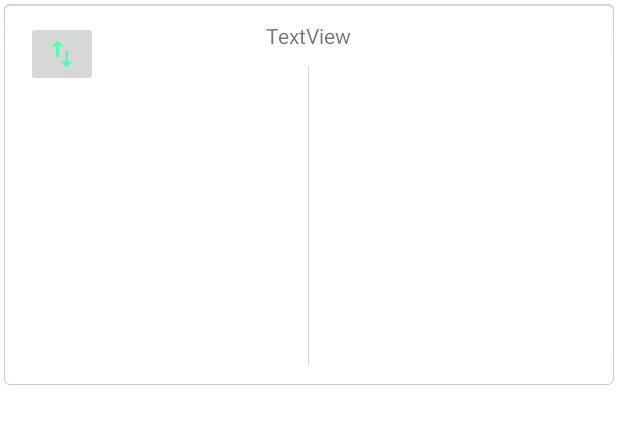
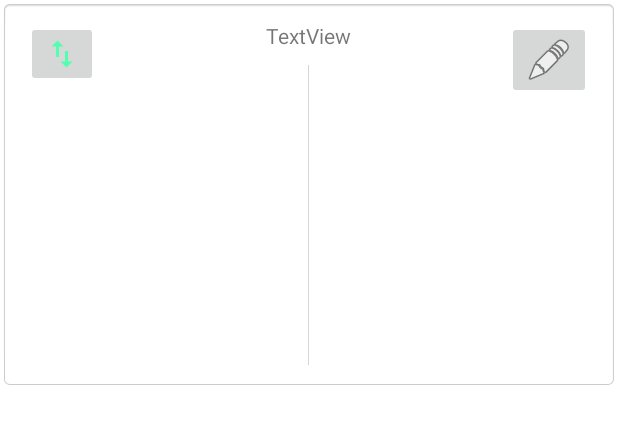
Before and after one commit to BALASHOWILYA/OBMEN_KKOTLIN, an Android app: the layout select_image_frag_item.xml on its own in the app's theme, with its tools: preview values and no code run, on a phone screen of 412 x 824 dp. Shown: the top 424 px of the screen. Run offline under Robolectric (Android 15) with nearby library versions, the phone set to English and light mode, and no system bars.

Commit message:
EditAdsAct

```diff
--- a/app/src/main/java/com/sad_ballala_projects/ObmenKnigami_Kotlin/utils/ImagePicker.kt
+++ b/app/src/main/java/com/sad_ballala_projects/ObmenKnigami_Kotlin/utils/ImagePicker.kt
@@ -6,11 +6,12 @@ import com.fxn.pix.Pix
 
 object ImagePicker {
     const val REQUEST_CODE_GET_IMAGES = 999
+    const val REQUEST_CODE_GET_SINGLE_IMAGES = 998
     const val MAX_IMAGE_COUNT = 3
 
-    fun getImages(context: AppCompatActivity, imageCounter : Int){
+    fun getImages(context: AppCompatActivity, imageCounter : Int, rCode : Int){
         val options = Options.init()
-            .setRequestCode(REQUEST_CODE_GET_IMAGES)                                           //Request code for activity results
+            .setRequestCode(rCode)                                           //Request code for activity results
             .setCount(imageCounter)                                                   //Number of images to restict selection count
             .setFrontfacing(false)                                         //Front Facing camera on start             //Pre selected Image Urls
             .setMode(Options.Mode.Picture)                                     //Option to select only pictures or videos or both
--- a/app/src/main/res/layout/select_image_frag_item.xml
+++ b/app/src/main/res/layout/select_image_frag_item.xml
@@ -37,4 +37,14 @@
         app:layout_constraintStart_toStartOf="parent"
         app:layout_constraintTop_toTopOf="parent"
         app:srcCompat="@drawable/ic_drag" />
+
+    <ImageButton
+        android:id="@+id/imEditImage"
+        android:layout_width="wrap_content"
+        android:layout_height="wrap_content"
+        android:layout_marginTop="8dp"
+        android:layout_marginEnd="8dp"
+        app:layout_constraintEnd_toEndOf="parent"
+        app:layout_constraintTop_toTopOf="parent"
+        app:srcCompat="@android:drawable/ic_menu_edit" />
 </androidx.constraintlayout.widget.ConstraintLayout>
--- a/app/src/main/res/menu/main_menu.xml
+++ b/app/src/main/res/menu/main_menu.xml
@@ -7,5 +7,10 @@
         android:icon="@drawable/ic_new_ads"
         app:showAsAction="ifRoom"
         />
+    <item android:title="N"
+        android:id="@+id/good"
+        android:icon="@drawable/ic_new_ads"
+        app:showAsAction="ifRoom"
+        />
 
 </menu>
```
Also changed, not shown: app/src/main/java/com/sad_ballala_projects/ObmenKnigami_Kotlin/Frag/ImageListFrag.kt (+8 -1 lines), app/src/main/java/com/sad_ballala_projects/ObmenKnigami_Kotlin/Frag/SelectImageRvAdapter.kt (+10 -0 lines), app/src/main/java/com/sad_ballala_projects/ObmenKnigami_Kotlin/act/EditAdsAct.kt (+11 -2 lines).
